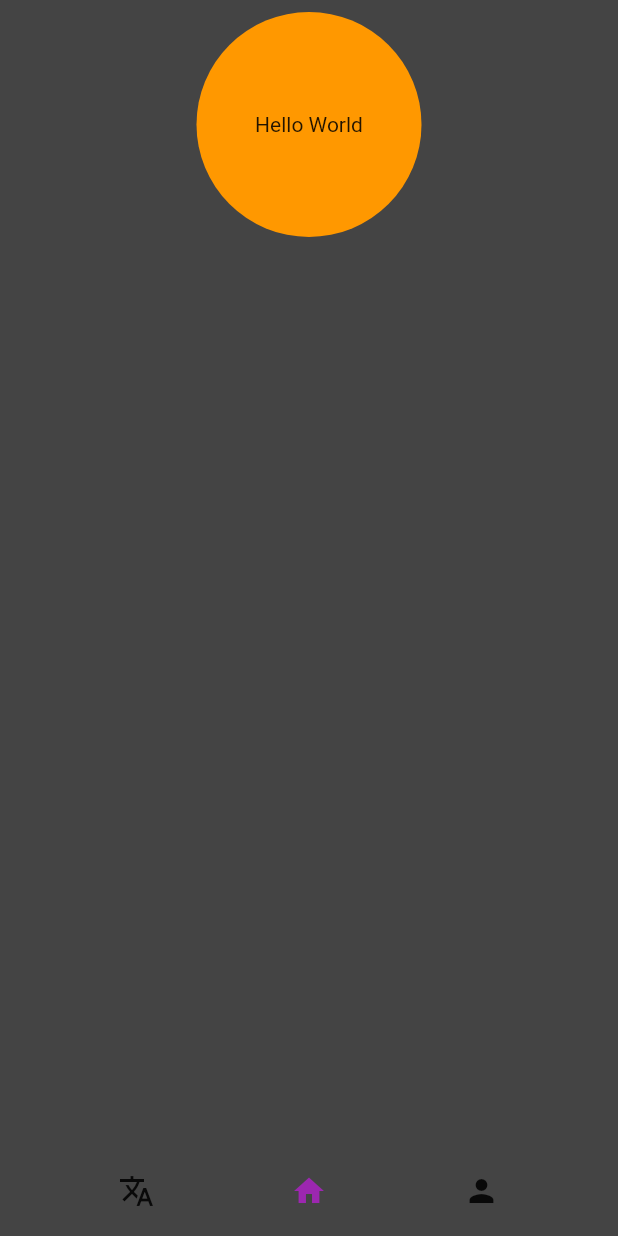
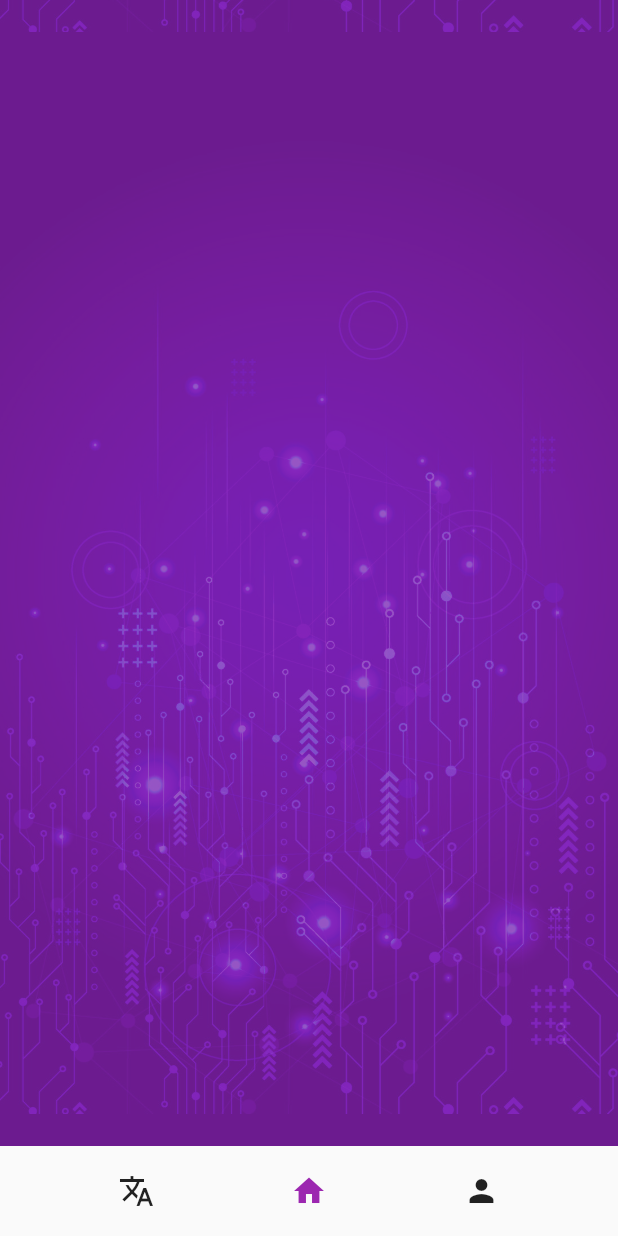
Before and after one commit to apfox500/SoftDev2023, a Flutter app: the screen it shows after launch, on a phone screen of 412 x 824 dp. Run offline on Flutter 3.47's test engine with Material 2 defaults, Android fonts, the phone set to English and light mode, and no system bars; our stand-ins replace page_transition.

Commit message:
background!

```diff
--- /dev/null
+++ b/koda/lib/background.dart
@@ -0,0 +1,23 @@
+import 'package:flutter/material.dart';
+
+BoxDecoration backgroundDecoration(BuildContext context) {
+  return BoxDecoration(
+    color: (Theme.of(context).brightness == Brightness.light) ? Theme.of(context).primaryColor : null,
+    image: (Theme.of(context).brightness == Brightness.light)
+        ? DecorationImage(
+            fit: BoxFit.contain,
+            opacity: .35,
+            colorFilter: ColorFilter.mode(Theme.of(context).primaryColor, BlendMode.overlay),
+            image: const AssetImage('assets/background.jpg'),
+            repeat: ImageRepeat.repeat,
+            matchTextDirection: true,
+          )
+        : DecorationImage(
+            fit: BoxFit.contain,
+            repeat: ImageRepeat.repeat,
+            colorFilter: ColorFilter.mode(Colors.black.withOpacity(0.3), BlendMode.dstATop),
+            image: const AssetImage('assets/background.jpg'),
+            matchTextDirection: true,
+          ),
+  );
+}
--- a/koda/lib/main.dart
+++ b/koda/lib/main.dart
@@ -1,5 +1,7 @@
 import 'package:flutter/material.dart';
 import 'package:koda/bottom_buttons.dart';
+
+import 'background.dart';
 
 void main() {
   runApp(const MyApp());
@@ -11,12 +13,14 @@ class MyApp extends StatelessWidget {
   @override
   Widget build(BuildContext context) {
     return MaterialApp(
-      title: 'Flutter Demo',
-      theme: ThemeData(
+      theme: ThemeData(primarySwatch: Colors.purple, brightness: Brightness.light),
+      darkTheme: ThemeData(
         primarySwatch: Colors.purple,
-        scaffoldBackgroundColor: Color.fromARGB(255, 68, 68, 68),
+        brightness: Brightness.dark,
       ),
       home: const HomePage(),
+      debugShowCheckedModeBanner: false,
+      //debugShowMaterialGrid: true,
     );
   }
 }
@@ -31,12 +35,17 @@ class _HomePageState extends State<HomePage> {
   @override
   Widget build(BuildContext context) {
     return Scaffold(
-      body: Padding(
+      resizeToAvoidBottomInset: false,
+      body: Container(
+        width: double.infinity,
+        height: double.infinity,
+        decoration: backgroundDecoration(context),
+        child: Padding(
           padding: const EdgeInsets.all(8.0),
           child: Center(
             child: Column(
               children: [
-              GestureDetector(
+/*                 GestureDetector(
                   child: Container(
                     child: Center(
                       child: Text("Hello World"),
@@ -48,8 +57,9 @@ class _HomePageState extends State<HomePage> {
                       shape: BoxShape.circle,
                     ),
                   ),
+                ), */
+              ],
             ),
-            ],
           ),
         ),
       ),
--- a/koda/pubspec.yaml
+++ b/koda/pubspec.yaml
@@ -26,3 +26,5 @@ dev_dependencies:
 
 flutter:
   uses-material-design: true
+  assets:
+    - assets/
```
Also changed, not shown: koda/assets/background.jpg (added). Lines whose indentation alone changed are shown as unchanged.
